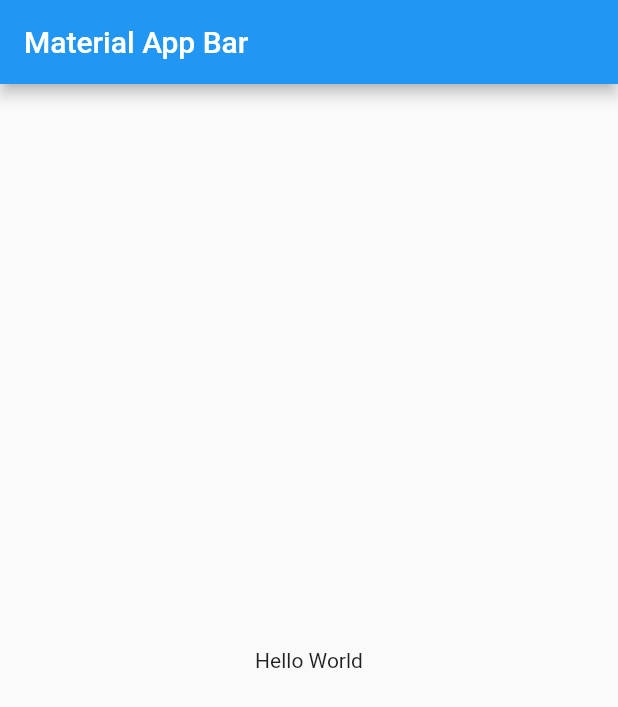
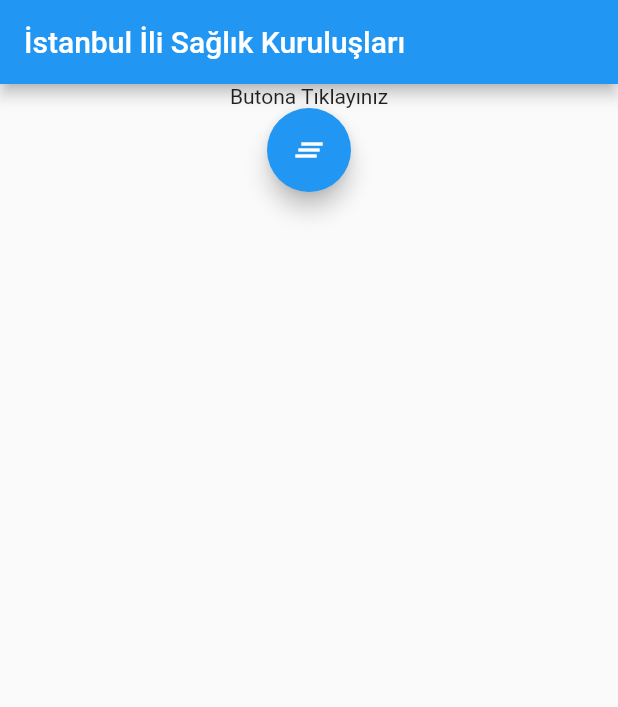
Before and after one commit to FiratAlabuga/CUBIT-Flutter, a Flutter app: the screen it shows after launch, on a phone screen of 412 x 824 dp. Shown: the top 707 px of the screen. Run offline on Flutter 3.47's test engine with Material 2 defaults, Android fonts, the phone set to English and light mode, and no system bars; our stand-ins replace flutter_bloc.

Commit message:
first commit

```diff
--- a/lib/flu_cubit_bloc/bloc_data_view.dart
+++ b/lib/flu_cubit_bloc/bloc_data_view.dart
@@ -0,0 +1,84 @@
+import 'package:flu_cubit_bloc/flu_cubit_bloc/data_cubit.dart';
+import 'package:flu_cubit_bloc/flu_cubit_bloc/data_repos.dart';
+import 'package:flu_cubit_bloc/flu_cubit_bloc/data_state.dart';
+import 'package:flutter/material.dart';
+import 'package:flutter_bloc/flutter_bloc.dart';
+
+class CBlocDataView extends StatefulWidget {
+  CBlocDataView({Key key}) : super(key: key);
+
+  @override
+  _CBlocDataViewState createState() => _CBlocDataViewState();
+}
+
+class _CBlocDataViewState extends State<CBlocDataView> {
+  @override
+  Widget build(BuildContext context) {
+    return BlocProvider(
+      create: (context) => DataCubit(IbbDataRepos()),
+      child: buildScaffold(context),
+    );
+  }
+
+  Scaffold buildScaffold(BuildContext context) => Scaffold(
+        appBar: AppBar(
+          title: Text("İstanbul İli Sağlık Kuruluşları"),
+        ),
+        body: BlocConsumer<DataCubit,DataState>(listener: (context,state){
+          if (state is DataError) {
+            Scaffold.of(context).showSnackBar(SnackBar(content: Text(state.message),));
+          }
+        },
+        builder:(context,state){
+          if (state is DataInital) {
+            return buildCenterInitialChild(context);
+          } else if (state is DataLoading){
+            return buildCenterLoading();
+          } else if(state is DataComplete){
+            return buildListViewCats(state);
+          }else{
+            return buildError(state);
+          }
+        }
+        ),
+      );
+
+  Center buildCenterLoading() {
+    return Center(
+      child: CircularProgressIndicator(),
+    );
+  }
+
+  Center buildCenterInitialChild(BuildContext context) {
+    return Center(
+      child: Column(
+        children: [Text("Butona Tıklayınız"), buildFloatingActionButtonCall(context)],
+      ),
+    );
+  }
+
+  FloatingActionButton buildFloatingActionButtonCall(BuildContext context) {
+    return FloatingActionButton(
+      child: Icon(Icons.clear_all),
+      onPressed: () {
+        BlocProvider.of<DataCubit>(context).getIBBData();
+      },
+    );
+  }
+
+    Text buildError(DataError state) {
+    final error = state as DataError;
+    return Text(error.message);
+  }
+
+  ListView buildListViewCats(DataComplete state) {
+    return ListView.builder(
+      itemBuilder: (context, index) => ListTile(
+        title: Text(state.response[index].aDI),
+        subtitle: Text(state.response[index].iLCEADI),
+
+      ),
+      itemCount: state.response.length,
+    );
+  }
+}
--- /dev/null
+++ b/lib/flu_cubit_bloc/data_cubit.dart
@@ -0,0 +1,20 @@
+import 'package:flu_cubit_bloc/flu_cubit_bloc/data_repos.dart';
+import 'package:flutter_bloc/flutter_bloc.dart';
+
+import 'data_state.dart';
+
+class DataCubit extends Cubit<DataState> {
+  final DataRepos _dataRepos;
+  DataCubit(this._dataRepos) : super(DataInital());
+  Future<void> getIBBData() async{
+    try {
+      emit(DataLoading());
+      await Future.delayed(Duration(milliseconds: 500));
+      final response=await _dataRepos.getIBBData();
+      emit(DataComplete(response));
+    } on NetworkError catch (e) {
+      emit(DataError(e.message));
+    }
+
+  }
+}
--- /dev/null
+++ b/lib/flu_cubit_bloc/data_repos.dart
@@ -0,0 +1,29 @@
+import 'dart:convert';
+import 'dart:io';
+import 'package:flu_cubit_bloc/flu_cubit_bloc/ibb_data.dart';
+import 'package:http/http.dart' as http;
+abstract class DataRepos {
+  Future <List<IBBData>> getIBBData();
+}
+
+class IbbDataRepos implements DataRepos{
+  final baseUrl="https://data.ibb.gov.tr/dataset/bd3b9489-c7d5-4ff3-897c-8667f57c70bb/resource/6800ea2d-371b-4b90-9cf1-994a467145fd/download/salk-kurum-ve-kurulularna-ait-bilgiler.json";
+  @override
+  Future<List<IBBData>> getIBBData() async {
+    final response=await http.get(baseUrl);
+    if (response.statusCode == HttpStatus.ok) {
+      final jsonBody=jsonDecode(response.body) as List;
+      return jsonBody.map((e) => IBBData.fromJson(e)).toList();
+    } else {
+      throw NetworkError(response.statusCode.toString(), response.body);
+    }
+  }
+
+}
+
+class NetworkError implements Exception {
+  final String statusCode;
+  final String message;
+
+  NetworkError(this.statusCode, this.message);
+}
--- a/lib/flu_cubit_bloc/data_state.dart
+++ b/lib/flu_cubit_bloc/data_state.dart
@@ -0,0 +1,38 @@
+import 'package:flutter/foundation.dart';
+
+import 'package:flu_cubit_bloc/flu_cubit_bloc/ibb_data.dart';
+
+abstract class DataState {
+  const DataState();
+}
+
+class DataInital extends DataState {
+  const DataInital();
+}
+
+class DataLoading extends DataState {
+  const DataLoading(); //Loading zamanı ekranın loading zamanı-durumu
+}
+
+class DataComplete extends DataState {
+  final List<IBBData> response;
+
+  const DataComplete(this.response); //Islem basarılı için tamamlanma durumu
+
+  //equialty iki instance eşit olmaz object eşitliği sağlanır sayesinde
+  @override
+  bool operator ==(Object other) {
+    if (identical(this, other)) return true;
+
+    return other is DataComplete &&
+      listEquals(other.response, response);
+  }
+
+  @override
+  int get hashCode => response.hashCode;
+}
+
+class DataError extends DataState{
+  final String message;//Hata durumunu belirtmek için kullanılır.
+  DataError(this.message);
+}
--- a/lib/main.dart
+++ b/lib/main.dart
@@ -1,3 +1,4 @@
+import 'package:flu_cubit_bloc/flu_cubit_bloc/bloc_data_view.dart';
 import 'package:flutter/material.dart';
 
 void main() => runApp(MyApp());
@@ -6,17 +7,8 @@ class MyApp extends StatelessWidget {
   @override
   Widget build(BuildContext context) {
     return MaterialApp(
-      title: 'Material App',
-      home: Scaffold(
-        appBar: AppBar(
-          title: Text('Material App Bar'),
-        ),
-        body: Center(
-          child: Container(
-            child: Text('Hello World'),
-          ),
-        ),
-      ),
+      debugShowCheckedModeBanner: false,
+      home: CBlocDataView()
     );
   }
 }
--- a/pubspec.yaml
+++ b/pubspec.yaml
@@ -28,6 +28,8 @@ dependencies:
   # The following adds the Cupertino Icons font to your application.
   # Use with the CupertinoIcons class for iOS style icons.
   cupertino_icons: ^1.0.0
+  flutter_bloc:
+  http:
 
 dev_dependencies:
   flutter_test:
```
Also changed, not shown: pubspec.lock, 1 other file.
